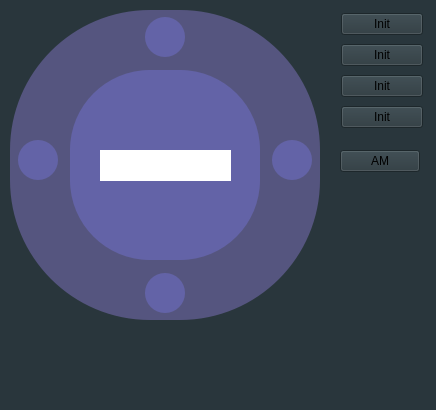
Old version of the form ClockW/clockw.ui in the repository Brian7744/Repo-Reloj-2024.
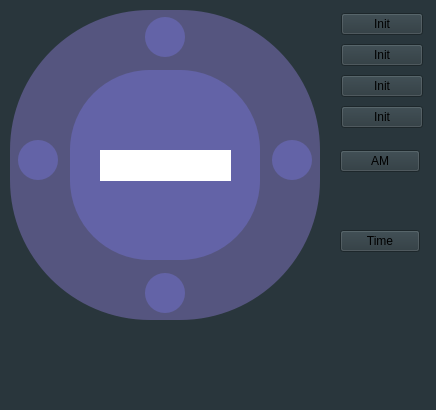
New version of the form.

```diff
--- a/ClockW/clockw.ui
+++ b/ClockW/clockw.ui
@@ -214,6 +214,19 @@
     <string>AM</string>
    </property>
   </widget>
+  <widget class="QPushButton" name="pushButton_6">
+   <property name="geometry">
+    <rect>
+     <x>340</x>
+     <y>230</y>
+     <width>80</width>
+     <height>22</height>
+    </rect>
+   </property>
+   <property name="text">
+    <string>Time</string>
+   </property>
+  </widget>
  </widget>
  <resources/>
  <connections/>
```
